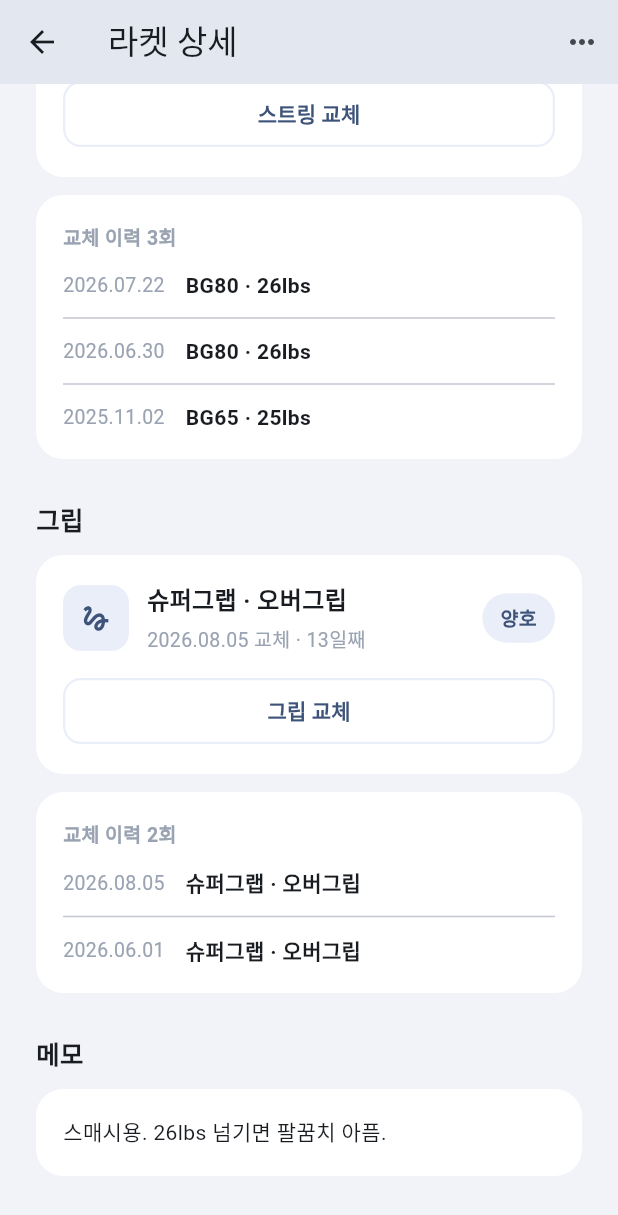
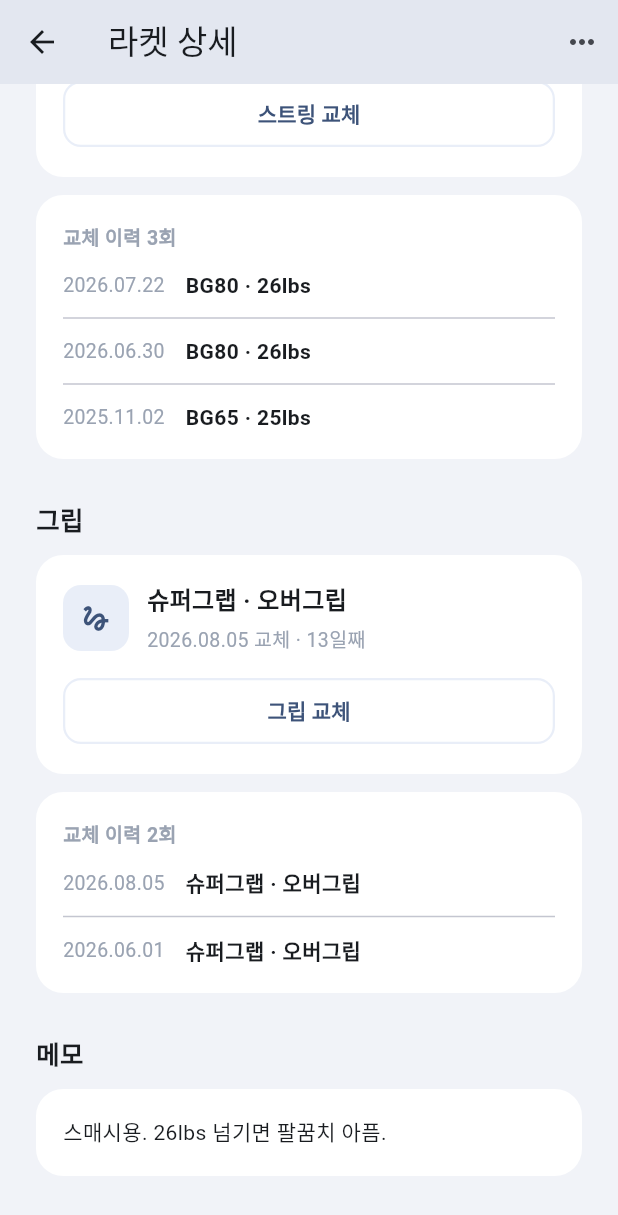
Before and after one commit to kddhhh23/mintonary, a Flutter app: the RacketDetailScreen screen opened directly with empty values, scrolled down 454 dp, on a phone screen of 412 x 824 dp. Shown: the top 1215 px of the screen. Run offline on Flutter 3.47's test engine with Material 3 defaults, Android fonts, the phone set to English and light mode, and no system bars.

```diff
--- a/app/lib/screens/racket_detail_screen.dart
+++ b/app/lib/screens/racket_detail_screen.dart
@@ -221,9 +221,6 @@ class _RacketDetailScreenState extends State<RacketDetailScreen> {
                 icon: Icons.gesture,
                 title: '슈퍼그랩 · 오버그립',
                 sub: '2026.08.05 교체 · 13일째',
-                badge: '양호',
-                badgeColor: _navy,
-                badgeBg: _lightNavy,
                 actionLabel: '그립 교체',
                 onAction: () {}, // TODO: 그립 교체 입력
               ),
@@ -350,20 +347,22 @@ class _CurrentCard extends StatelessWidget {
     required this.icon,
     required this.title,
     required this.sub,
-    required this.badge,
-    required this.badgeColor,
-    required this.badgeBg,
     required this.actionLabel,
     required this.onAction,
+    this.badge,
+    this.badgeColor,
+    this.badgeBg,
     this.extra,
   });
 
   final IconData icon;
   final String title;
   final String sub;
-  final String badge;
-  final Color badgeColor;
-  final Color badgeBg;
+
+  /// 상태 배지 — 없으면 표시 안 함
+  final String? badge;
+  final Color? badgeColor;
+  final Color? badgeBg;
   final String actionLabel;
   final VoidCallback onAction;
 
@@ -407,7 +406,8 @@ class _CurrentCard extends StatelessWidget {
                   ],
                 ),
               ),
-              _Badge(text: badge, color: badgeColor, bg: badgeBg),
+              if (badge != null)
+                _Badge(text: badge!, color: badgeColor!, bg: badgeBg!),
             ],
           ),
           if (extra != null) ...[
```
